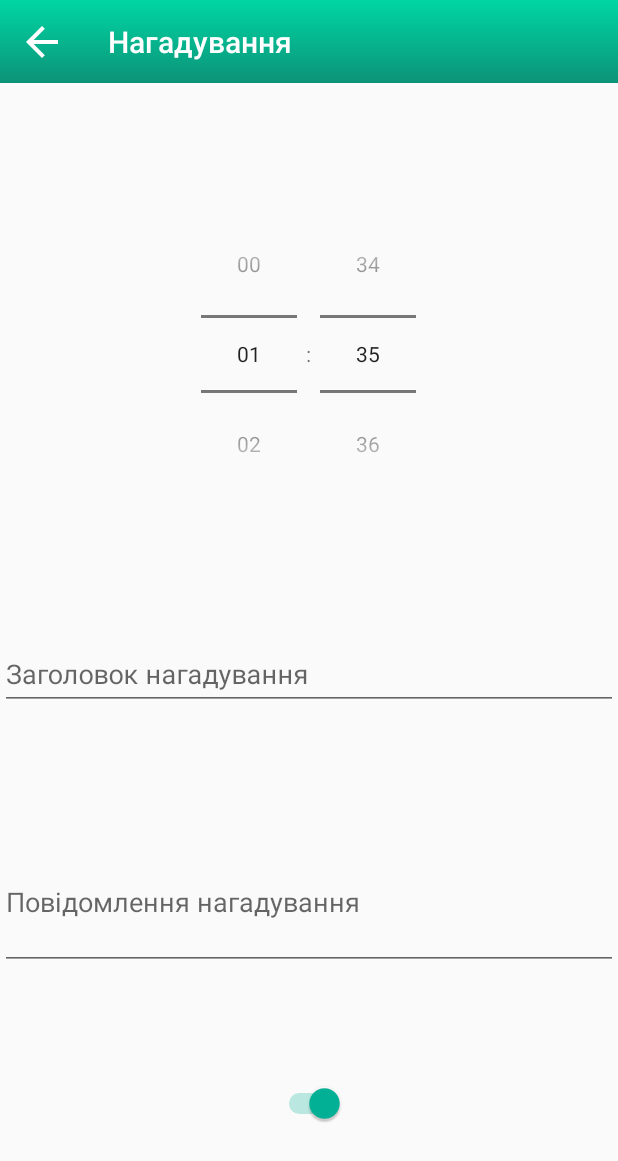
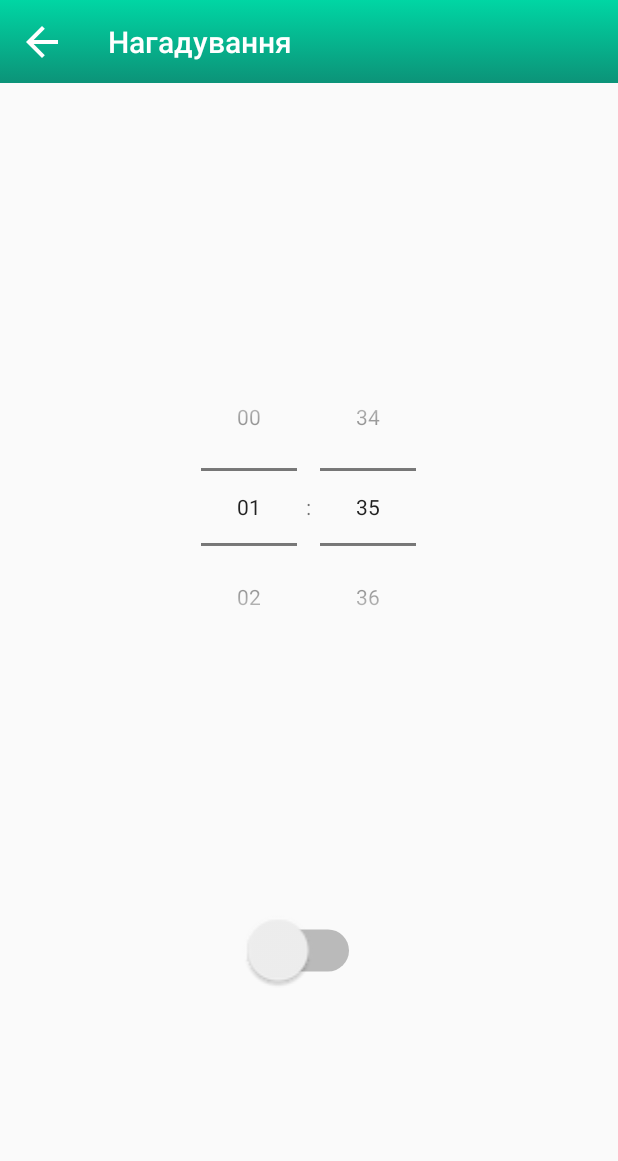
Before and after one commit to RomanZakaliak/CS-Word-App, an Android app: the screen it shows after launch once a user with an empty profile is signed in (ReminderActivity), after a tap on "Нагадування", on a phone screen of 412 x 824 dp. Shown: the top 1161 px of the screen. Run offline under Robolectric (Android 15) with nearby library versions, the phone set to English and light mode, and no system bars; our stand-ins replace Firebase (no records; nobody signed in at launch, a user with empty details on screens opened directly), Picasso; pictures from the network do not load; 1 other tap on this screen came first.

Commit message:
fix switch error hide incorrect functioning text inputs

```diff
--- a/app/src/main/java/com/example/myapplication/MainActivity.java
+++ b/app/src/main/java/com/example/myapplication/MainActivity.java
@@ -23,7 +23,7 @@ public class MainActivity extends AppCompatActivity {
     private final static int HOUR = 60 * MINUTE;
     private final static int DAY = 24 * HOUR;
 
-    private final static int delay = 2 * SECOND;
+    private final static int delay = 2 * DAY;
 
     private Button btnLogin, btnRegistration;
     private FirebaseAuth  mAuth;
--- a/app/src/main/java/com/example/myapplication/ReminderActivity.java
+++ b/app/src/main/java/com/example/myapplication/ReminderActivity.java
@@ -21,6 +21,7 @@ import android.widget.Switch;
 import android.widget.TimePicker;
 
 import com.google.android.material.textfield.TextInputEditText;
+import com.google.android.material.textfield.TextInputLayout;
 
 import java.util.Calendar;
 
@@ -30,16 +31,16 @@ public class ReminderActivity extends AppCompatActivity {
 
     private TimePicker reminderTimePicker;
     private Toolbar toolbar;
-    private TextInputEditText reminderTitle;
-    private TextInputEditText reminderMessage;
+
     private Switch reminderSwitch;
+
 
     private final static int SECOND = 1000;
     private final static int MINUTE = 60 * SECOND;
     private final static int HOUR = 60 * MINUTE;
     private final static int DAY = 24 * HOUR;
 
-    private final static int delay =  MINUTE ;
+    private final static int delay =  30 * SECOND ;
 
 
     @Override
@@ -55,21 +56,19 @@ public class ReminderActivity extends AppCompatActivity {
 
         reminderSwitch = findViewById(R.id.remind_switch);
 
-        boolean isAlarmUp = (PendingIntent.getBroadcast(this, 0, new Intent(this,
-                RemindBroadcaster.class), PendingIntent.FLAG_UPDATE_CURRENT)) != null;
+        Intent reminderIntent = setupReminderIntent();
+        PendingIntent runningIntent = PendingIntent.getBroadcast(this, 0, reminderIntent, PendingIntent.FLAG_NO_CREATE);
+        boolean isAlarmUp = runningIntent != null;
 
         reminderSwitch.setChecked(isAlarmUp);
 
-        reminderTitle = findViewById(R.id.remind_title);
-        reminderMessage = findViewById(R.id.remind_message);
-
-        Intent reminderIntent = setupReminderIntent();
         AlarmManager alarmManager = (AlarmManager) getSystemService(ALARM_SERVICE);
 
         reminderSwitch.setOnCheckedChangeListener(new CompoundButton.OnCheckedChangeListener() {
             @Override
             public void onCheckedChanged(CompoundButton buttonView, boolean isChecked) {
                 if(isChecked){
+
                     Calendar calendar = setupCalendar();
                     PendingIntent pendingIntent = PendingIntent.getBroadcast(ReminderActivity.this, 0,
                             reminderIntent, PendingIntent.FLAG_UPDATE_CURRENT);
@@ -79,8 +78,9 @@ public class ReminderActivity extends AppCompatActivity {
                 } else{
                     if(alarmManager != null){
                         PendingIntent pendingIntent = PendingIntent.getBroadcast(ReminderActivity.this, 0,
-                                reminderIntent, PendingIntent.FLAG_UPDATE_CURRENT);
+                                reminderIntent, PendingIntent.FLAG_CANCEL_CURRENT);
                         alarmManager.cancel(pendingIntent);
+                        pendingIntent.cancel();
                         Log.w(TAG, alarmManager.toString());
                     }
                 }
@@ -114,8 +114,8 @@ public class ReminderActivity extends AppCompatActivity {
         Intent reminderIntent = new Intent(getApplicationContext(), RemindBroadcaster.class);
         reminderIntent.putExtra("CHANNEL_ID", "REMINDER");
         reminderIntent.putExtra("CHANNEL_NAME", "Reminder");
-        reminderIntent.putExtra("TITLE", "Placeholder");
-        reminderIntent.putExtra("MESSAGE", "Placeholder");
+        reminderIntent.putExtra("TITLE", getResources().getString(R.string.remind_default_title));
+        reminderIntent.putExtra("MESSAGE", getResources().getString(R.string.remind_default_message));
         return  reminderIntent;
     }
 
--- a/app/src/main/res/layout/activity_reminder.xml
+++ b/app/src/main/res/layout/activity_reminder.xml
@@ -16,50 +16,54 @@
         app:layout_constraintRight_toRightOf="parent"
         app:layout_constraintLeft_toLeftOf="parent"
         app:layout_constraintTop_toBottomOf="@+id/toolbar"
-        app:layout_constraintBottom_toTopOf="@+id/remind_title_wrapper"/>
+        app:layout_constraintBottom_toTopOf="@+id/remind_switch"/>
 
-   <com.google.android.material.textfield.TextInputLayout
-       android:id="@+id/remind_title_wrapper"
-       android:layout_width="match_parent"
-       android:layout_height="wrap_content"
-       app:layout_constraintRight_toRightOf="parent"
-       app:layout_constraintLeft_toLeftOf="parent"
-       app:layout_constraintTop_toBottomOf="@+id/remind_time_picker"
-       app:layout_constraintBottom_toTopOf="@+id/remind_message_wrapper"
-       android:hint="@string/remind_title_hint">
-       <com.google.android.material.textfield.TextInputEditText
-           android:id="@+id/remind_title"
-           android:layout_width="match_parent"
-           android:layout_height="wrap_content"
-           android:maxLines="1"
-           android:maxLength="40"/>
-   </com.google.android.material.textfield.TextInputLayout>
+<!--   <com.google.android.material.textfield.TextInputLayout-->
+<!--       android:id="@+id/remind_title"-->
+<!--       android:layout_width="match_parent"-->
+<!--       android:layout_height="wrap_content"-->
+<!--       android:paddingStart="20dp"-->
+<!--       android:paddingEnd="20dp"-->
+<!--       app:layout_constraintRight_toRightOf="parent"-->
+<!--       app:layout_constraintLeft_toLeftOf="parent"-->
+<!--       app:layout_constraintTop_toBottomOf="@+id/remind_time_picker"-->
+<!--       app:layout_constraintBottom_toTopOf="@+id/remind_message"-->
+<!--       android:hint="@string/remind_title_hint">-->
+<!--       <com.google.android.material.textfield.TextInputEditText-->
+<!--           android:layout_width="match_parent"-->
+<!--           android:layout_height="wrap_content"-->
+<!--           android:maxLines="1"-->
+<!--           android:maxLength="40"/>-->
+<!--   </com.google.android.material.textfield.TextInputLayout>-->
 
-    <com.google.android.material.textfield.TextInputLayout
-        android:id="@+id/remind_message_wrapper"
-        android:layout_width="match_parent"
-        android:layout_height="wrap_content"
-        app:layout_constraintRight_toRightOf="parent"
-        app:layout_constraintLeft_toLeftOf="parent"
-        app:layout_constraintTop_toBottomOf="@+id/remind_title_wrapper"
-        app:layout_constraintBottom_toTopOf="@+id/remind_switch"
-        android:hint="@string/remind_message_hint">
-        <com.google.android.material.textfield.TextInputEditText
-            android:id="@+id/remind_message"
-            android:layout_width="match_parent"
-            android:layout_height="wrap_content"
-            android:lines="3"
-            android:maxLines="3"
-            android:maxLength="200"/>
-    </com.google.android.material.textfield.TextInputLayout>
+<!--    <com.google.android.material.textfield.TextInputLayout-->
+<!--        android:id="@+id/remind_message"-->
+<!--        android:layout_width="match_parent"-->
+<!--        android:layout_height="wrap_content"-->
+<!--        android:paddingStart="20dp"-->
+<!--        android:paddingEnd="20dp"-->
+<!--        app:layout_constraintRight_toRightOf="parent"-->
+<!--        app:layout_constraintLeft_toLeftOf="parent"-->
+<!--        app:layout_constraintTop_toBottomOf="@+id/remind_title"-->
+<!--        app:layout_constraintBottom_toTopOf="@+id/remind_switch"-->
+<!--        android:hint="@string/remind_message_hint">-->
+<!--        <com.google.android.material.textfield.TextInputEditText-->
+<!--            android:layout_width="match_parent"-->
+<!--            android:layout_height="wrap_content"-->
+<!--            android:lines="3"-->
+<!--            android:maxLines="3"-->
+<!--            android:maxLength="200"/>-->
+<!--    </com.google.android.material.textfield.TextInputLayout>-->
 
     <Switch
         android:id="@+id/remind_switch"
         android:layout_width="wrap_content"
         android:layout_height="wrap_content"
+        android:scaleX="2"
+        android:scaleY="2"
         app:layout_constraintRight_toRightOf="parent"
         app:layout_constraintLeft_toLeftOf="parent"
-        app:layout_constraintTop_toBottomOf="@+id/remind_message_wrapper"
+        app:layout_constraintTop_toBottomOf="@+id/remind_time_picker"
         app:layout_constraintBottom_toBottomOf="parent"/>
 
 
--- a/app/src/main/res/values/strings.xml
+++ b/app/src/main/res/values/strings.xml
@@ -49,6 +49,4 @@
     <string name="tab_text_5">Дієслово</string>
     <string name="tab_text_6">Умовні речення</string>
 
-
-
 </resources>
```
